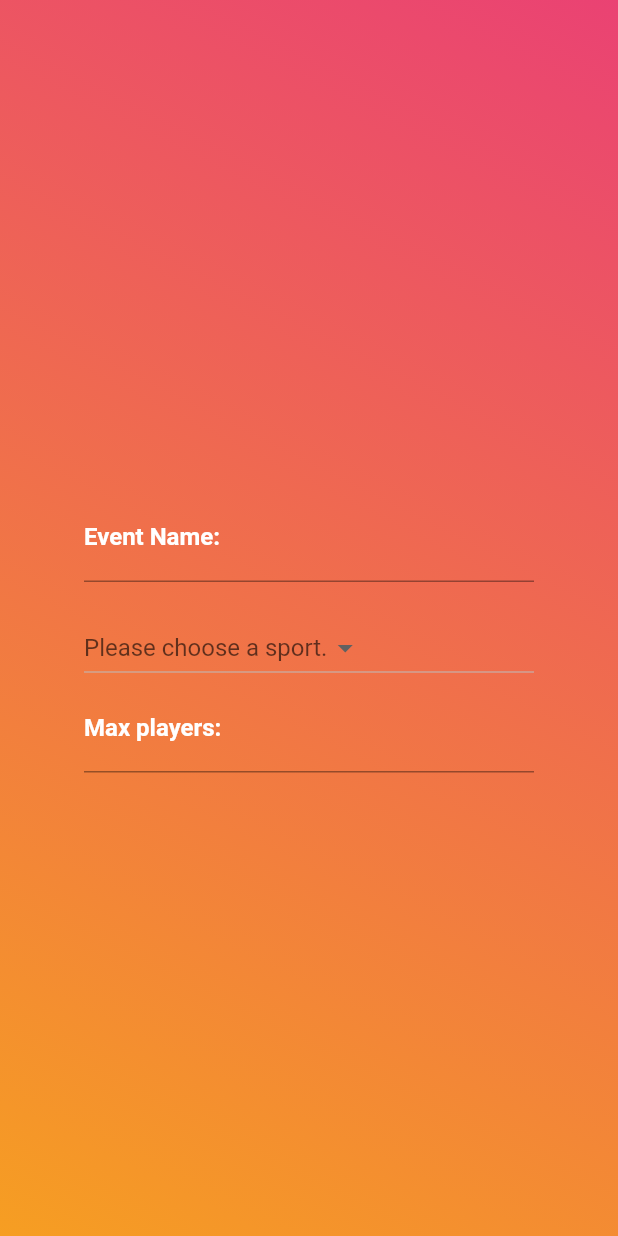
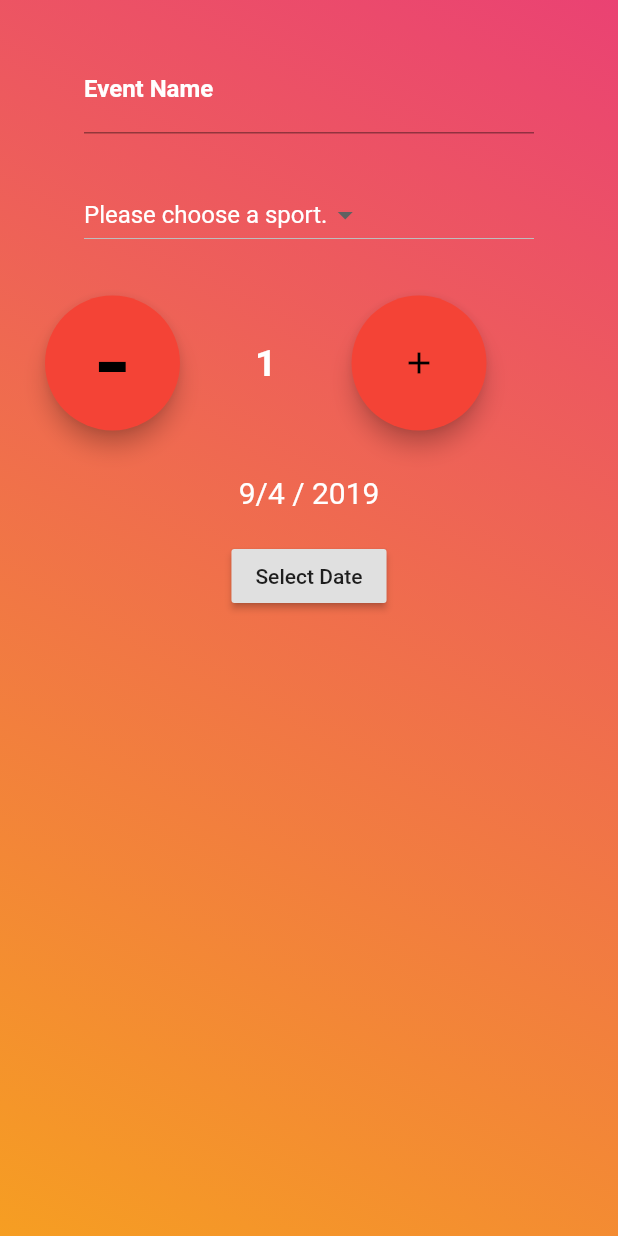
Before and after one commit to devsdm99/SportShare, a Flutter app: the NewEventPage screen opened directly, on a phone screen of 412 x 824 dp. Run offline on Flutter 3.47's test engine with Material 2 defaults, Android fonts, the phone set to English and light mode, and no system bars; our stand-ins replace cloud_firestore, fancy_bottom_navigation, firebase_auth, firebase_database, firebase_storage; missing offline and left inert: flip_box_bar; accounts and stored records are empty; project files that could hold a hidden picture were left out.

Commit message:
Add new event design

```diff
--- a/lib/Pages/NewEventPage.dart
+++ b/lib/Pages/NewEventPage.dart
@@ -13,10 +13,11 @@ class NewEventPage extends StatefulWidget
 class _NewEventState extends State<NewEventPage> {
   List<String> _sports = ['Football', 'Basketball', 'Tennis', 'Volleyball']; // Option 2
   String _eventName, _selectedSport, _creator;
+  int _playersValue = 1;
+  String _players;
+  final String _maxPlayers = '10';
 
   final _formKey = GlobalKey<FormState>();
-
-
   DateTime selectedDate = DateTime.now();
 
   Future<Null> _selectDate(BuildContext context) async {
@@ -34,42 +35,63 @@ class _NewEventState extends State<NewEventPage> {
   @override
   Widget build(BuildContext context) {
     // TODO: implement build
+
+
+  incrementarPersonas(){
+    setState(() {
+      _playersValue++;
+      });
+    }
+  void quitarPersonas()
+  {
+    setState(() {
+      _playersValue--;
+    });
+  }
+
+    var maxPlayers = _maxPlayers;
     return new Scaffold(
       body: new Form(
         key: _formKey,
         child: new Stack(
           children: <Widget>[
             BackgroundGradient(),
-            new Center(
-              child: SingleChildScrollView(
+            new ListView(
+              children: <Widget>[
+                Padding(
+                  padding: EdgeInsets.only(top: 30.0),
                   child: new Column(
+                    mainAxisAlignment: MainAxisAlignment.center,
                     children: <Widget>[
-                    new Padding(
-                      padding: const EdgeInsets.only(top: 20.0),
-                      child: new Container(
+                      new Container(
                         width: 300,
                         child: new TextFormField(
-                      onSaved: (input) => _eventName = input,
-                      validator: (input) {
+                          onSaved: (input)=> _eventName = input,
+                          validator: (input){
                             if(input.isEmpty)
-                          return 'Please enter some text';
+                            {
+                              return 'Please insert a name for the event';
+                            }
                           },
                           style: new TextStyle(color: Colors.white),
                           decoration: InputDecoration(
-                      labelText: 'Event Name:',
+                            labelText: 'Event Name',
                             labelStyle: new TextStyle(
                               fontWeight: FontWeight.bold,
-                      color: Colors.white,),
-                        focusedBorder: UnderlineInputBorder(borderSide: BorderSide(color: Colors.white))),
+                              color: Colors.white
+                            )
                           ),
                         ),
                       ),
                       new Padding(
-                    padding:const EdgeInsets.only(top: 20.0),
+                        padding:const EdgeInsets.only(top: 30.0),
                         child: new Container(
                         width: 300,
                         child: DropdownButton(
-                      hint: Text('Please choose a sport.'),
+                        hint: Text('Please choose a sport.',
+                        style: new TextStyle(
+                          color: Colors.white
+                        ),),
                         value: _selectedSport,
                       onChanged: (newValue){
                         setState(() {
@@ -85,30 +107,96 @@ class _NewEventState extends State<NewEventPage> {
                         ),
                         ),
                       ),
-                    new Container(
-                      width: 300,
-                      child: new TextFormField(
-                      onSaved: (input) => _eventName = input,
-                      validator: (input) {
-                        if(input.isEmpty)
-                          return 'Please enter some text';
-                      },
-                      style: new TextStyle(color: Colors.white),
-                      decoration: InputDecoration(
-                      labelText: 'Max players:',
-                      labelStyle: new TextStyle(
-                      fontWeight: FontWeight.bold,
-                      color: Colors.white,),
-                        focusedBorder: UnderlineInputBorder(borderSide: BorderSide(color: Colors.white))),
+                    ],
                   ),
                 ),
-                  ]
+                new Padding(
+                  padding: EdgeInsets.only(left: 30.0, top: 30.0),
+                  child: new Container(
+                    child: new Row(
+                      children: <Widget>[
+                        new Column(
+                          children: <Widget>[
+                            new Container(
+                              width: 90,
+                              height: 90,
+                              child: new FloatingActionButton(
+                                onPressed:  quitarPersonas,
+                                backgroundColor: Colors.red,
+                                child: Text('-',
+                                style: TextStyle(
+                                  fontSize: 70,
+                                ),),
                               ),
+                            )
+                          ],
+                        ),
+                        new Padding(
+                          padding: EdgeInsets.symmetric(horizontal: 50),
+                          child: new Column(
+                            children: <Widget>[
+                              Text(
+                                _players = _playersValue.toString(),
+                                style: new TextStyle(
+                                color: Colors.white,
+                                fontSize: 25,
+                                fontWeight: FontWeight.bold
                                 ),
                               ),
                             ],
                           ),
                         ),
+                        new Padding(
+                          padding: EdgeInsets.only(right: 30.0),
+                          child:new Column(
+                            children: <Widget>[
+                            new Container(
+                              width: 90,
+                              height: 90,
+                              child: new FloatingActionButton(
+                                onPressed:  incrementarPersonas,
+                                backgroundColor: Colors.red,
+                                child: new Icon(
+                                  Icons.add
+                                ),
+                              ),
+                            )
+                          ],
+                        ),
+                        )
+                      ],
+                    ),
+                  ),
+                ),
+                new Padding(
+                  padding: EdgeInsets.only(top: 30.0),
+                  child: new Column(
+                    mainAxisAlignment: MainAxisAlignment.center,
+                    children: <Widget>[
+                      Text("${selectedDate.day}/${selectedDate.month} / ${selectedDate.year}",
+                      style: new TextStyle(
+                        color: Colors.white,
+                        fontSize: 20,
+                        ),
+                      ),
+                      SizedBox(height: 20.0,),
+                      RaisedButton(
+                        onPressed:() => _selectDate(context),
+                        child: Text("Select Date"),
+                        )
+
+                    ],
+                  ),
+                )
+              ],
+            )
+          ],
+
+        ),
+      ),
     );
+
+
+
   }
 }
```
Lines whose indentation alone changed are shown as unchanged.
